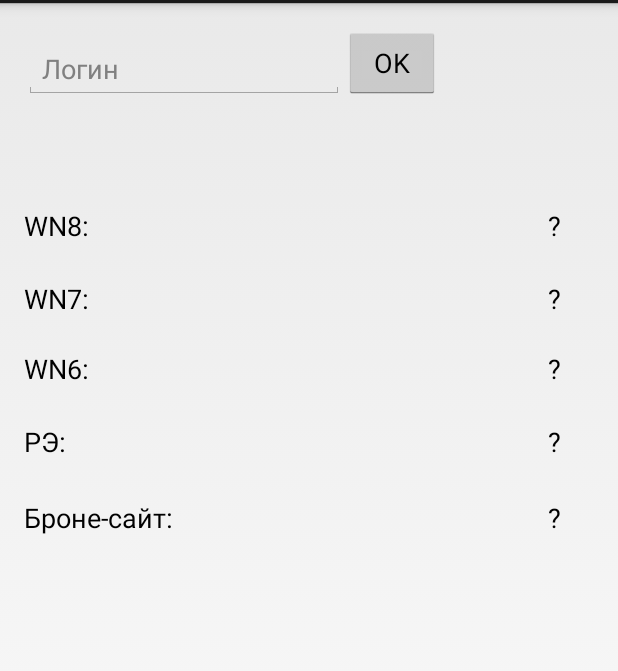
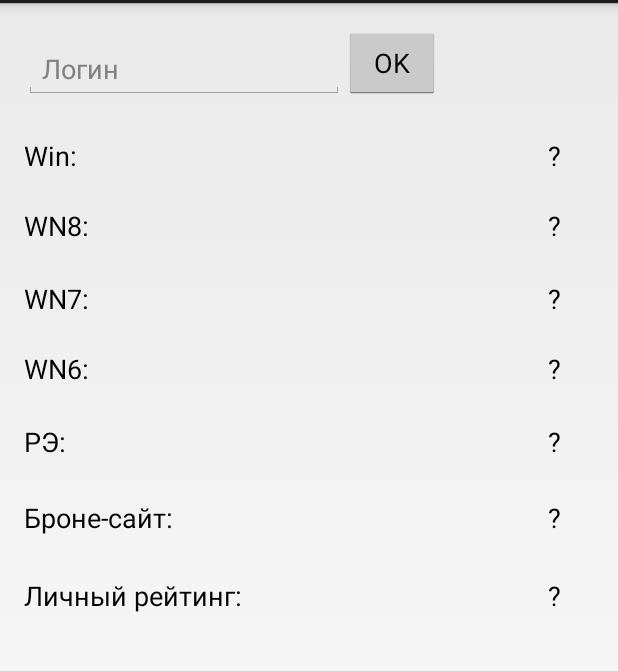
Before and after one commit to Gemorroj/WotStat, an Android app: the screen it shows after launch (MainActivity), on a phone screen of 412 x 824 dp, the part 69-740 px from its top. Run offline under Robolectric (Android 15) with nearby library versions, the phone set to English and light mode, and no system bars.

Commit message:
добавлено отображение других рейтингов. получаем % побед и личный рейтинг из api

```diff
--- a/app/src/main/res/layout/fragment_main.xml
+++ b/app/src/main/res/layout/fragment_main.xml
@@ -140,4 +140,46 @@ tools:context=".MainActivity$PlaceholderFragment">
         android:layout_alignLeft="@+id/resultTextViewPf"
         android:layout_alignStart="@+id/resultTextViewPf" />
 
+    <TextView
+        android:layout_width="wrap_content"
+        android:layout_height="wrap_content"
+        android:textAppearance="?android:attr/textAppearanceMedium"
+        android:text="Личный рейтинг:"
+        android:id="@+id/textViewRbr"
+        android:layout_below="@+id/textViewArmorSite"
+        android:layout_alignParentLeft="true"
+        android:layout_alignParentStart="true"
+        android:layout_marginTop="27dp" />
+
+    <TextView
+        android:layout_width="wrap_content"
+        android:layout_height="wrap_content"
+        android:textAppearance="?android:attr/textAppearanceMedium"
+        android:text="\?"
+        android:id="@+id/resultTextViewRbr"
+        android:layout_alignBottom="@+id/textViewRbr"
+        android:layout_alignRight="@+id/resultTextViewArmorSite"
+        android:layout_alignEnd="@+id/resultTextViewArmorSite" />
+
+    <TextView
+        android:layout_width="wrap_content"
+        android:layout_height="wrap_content"
+        android:textAppearance="?android:attr/textAppearanceMedium"
+        android:text="Win:"
+        android:id="@+id/textViewWin"
+        android:layout_above="@+id/resultTextViewWN8"
+        android:layout_alignParentLeft="true"
+        android:layout_alignParentStart="true"
+        android:layout_marginBottom="22dp" />
+
+    <TextView
+        android:layout_width="wrap_content"
+        android:layout_height="wrap_content"
+        android:textAppearance="?android:attr/textAppearanceMedium"
+        android:text="\?"
+        android:id="@+id/resultTextViewWin"
+        android:layout_alignTop="@+id/textViewWin"
+        android:layout_alignRight="@+id/resultTextViewWN8"
+        android:layout_alignEnd="@+id/resultTextViewWN8" />
+
 </RelativeLayout>
```
Also changed, not shown: app/src/main/java/com/wapinet/wotstat/MainActivity.java (+66 -26 lines).
